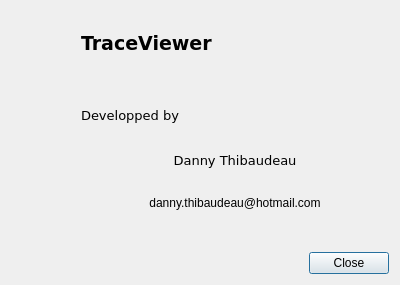
Qt form QtTraceClient/UI/AboutDlg.ui (cobreti/NyxTraceViewer) before a commit.
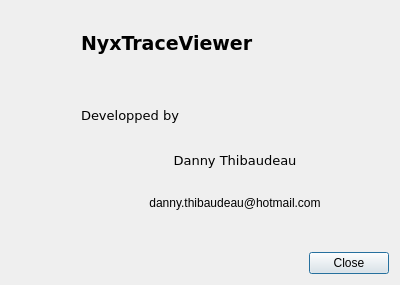
The same form after that commit.

Commit message: fixed title fixed bug in channel management window

```diff
--- a/QtTraceClient/UI/AboutDlg.ui
+++ b/QtTraceClient/UI/AboutDlg.ui
@@ -46,7 +46,7 @@
         </font>
        </property>
        <property name="text">
-        <string>TraceViewer</string>
+        <string>NyxTraceViewer</string>
        </property>
       </widget>
      </item>
```
The commit also changes 3 other files.
